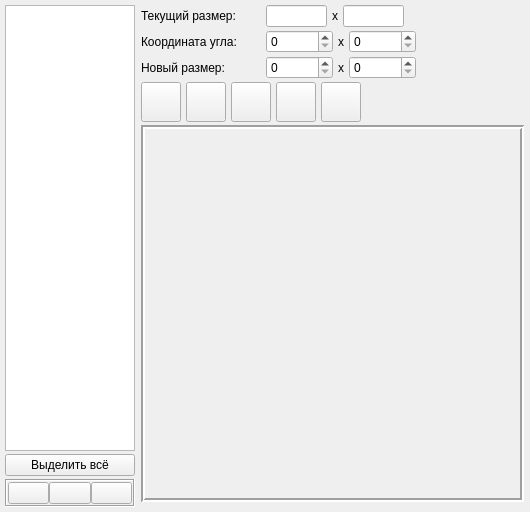
Before: the Qt Designer form printerwidget.ui in bort-four/StudentHelper, drawn with Qt 5.
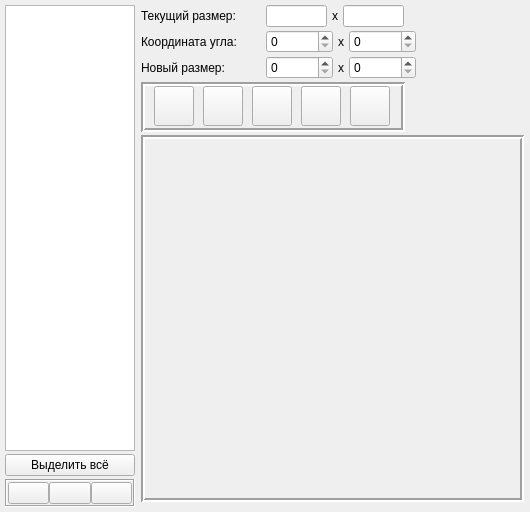
After: the same form once the commit is applied. Icons and pictures are not drawn.

The edit to the form file:
```diff
--- a/printerwidget.ui
+++ b/printerwidget.ui
@@ -438,6 +438,45 @@
           <number>0</number>
          </property>
          <item>
+          <widget class="QFrame" name="frame_2">
+           <property name="sizePolicy">
+            <sizepolicy hsizetype="Fixed" vsizetype="Fixed">
+             <horstretch>0</horstretch>
+             <verstretch>0</verstretch>
+            </sizepolicy>
+           </property>
+           <property name="minimumSize">
+            <size>
+             <width>264</width>
+             <height>0</height>
+            </size>
+           </property>
+           <property name="frameShape">
+            <enum>QFrame::Box</enum>
+           </property>
+           <property name="frameShadow">
+            <enum>QFrame::Sunken</enum>
+           </property>
+           <property name="lineWidth">
+            <number>2</number>
+           </property>
+           <layout class="QHBoxLayout" name="horizontalLayout_2">
+            <property name="spacing">
+             <number>0</number>
+            </property>
+            <property name="leftMargin">
+             <number>0</number>
+            </property>
+            <property name="topMargin">
+             <number>0</number>
+            </property>
+            <property name="rightMargin">
+             <number>0</number>
+            </property>
+            <property name="bottomMargin">
+             <number>2</number>
+            </property>
+            <item>
           <widget class="QPushButton" name="cancel_button">
            <property name="sizePolicy">
             <sizepolicy hsizetype="Fixed" vsizetype="Fixed">
@@ -481,35 +520,6 @@
          <item>
           <widget class="QPushButton" name="cut_button">
            <property name="sizePolicy">
-            <sizepolicy hsizetype="Minimum" vsizetype="Fixed">
-             <horstretch>0</horstretch>
-             <verstretch>0</verstretch>
-            </sizepolicy>
-           </property>
-           <property name="minimumSize">
-            <size>
-             <width>40</width>
-             <height>40</height>
-            </size>
-           </property>
-           <property name="text">
-            <string/>
-           </property>
-           <property name="icon">
-            <iconset>
-             <normaloff>../build-StudentHelper-Desktop_Qt_5_5_0_MinGW_32bit-Debug/CutIcon.png</normaloff>../build-StudentHelper-Desktop_Qt_5_5_0_MinGW_32bit-Debug/CutIcon.png</iconset>
-           </property>
-           <property name="iconSize">
-            <size>
-             <width>25</width>
-             <height>25</height>
-            </size>
-           </property>
-          </widget>
-         </item>
-         <item>
-          <widget class="QPushButton" name="rotate_right_button">
-           <property name="sizePolicy">
             <sizepolicy hsizetype="Fixed" vsizetype="Fixed">
              <horstretch>0</horstretch>
              <verstretch>0</verstretch>
@@ -530,8 +540,8 @@
            </property>
            <property name="iconSize">
             <size>
-             <width>25</width>
-             <height>25</height>
+                <width>30</width>
+                <height>30</height>
             </size>
            </property>
           </widget>
@@ -559,8 +569,37 @@
            </property>
            <property name="iconSize">
             <size>
-             <width>25</width>
-             <height>25</height>
+                <width>30</width>
+                <height>30</height>
+               </size>
+              </property>
+             </widget>
+            </item>
+            <item>
+             <widget class="QPushButton" name="rotate_right_button">
+              <property name="sizePolicy">
+               <sizepolicy hsizetype="Fixed" vsizetype="Fixed">
+                <horstretch>0</horstretch>
+                <verstretch>0</verstretch>
+               </sizepolicy>
+              </property>
+              <property name="minimumSize">
+               <size>
+                <width>40</width>
+                <height>40</height>
+               </size>
+              </property>
+              <property name="text">
+               <string/>
+              </property>
+              <property name="icon">
+               <iconset>
+                <normaloff>RotRightIcon.png</normaloff>RotRightIcon.png</iconset>
+              </property>
+              <property name="iconSize">
+               <size>
+                <width>30</width>
+                <height>30</height>
             </size>
            </property>
           </widget>
@@ -595,6 +634,9 @@
              <height>25</height>
             </size>
            </property>
+             </widget>
+            </item>
+           </layout>
           </widget>
          </item>
          <item>
@@ -631,8 +673,8 @@
            <rect>
             <x>0</x>
             <y>0</y>
-            <width>371</width>
-            <height>366</height>
+            <width>369</width>
+            <height>356</height>
            </rect>
           </property>
          </widget>
```
Left out of the diff: 33 changed lines with no effect on the pictures. Lines whose indentation alone changed are shown as unchanged.
